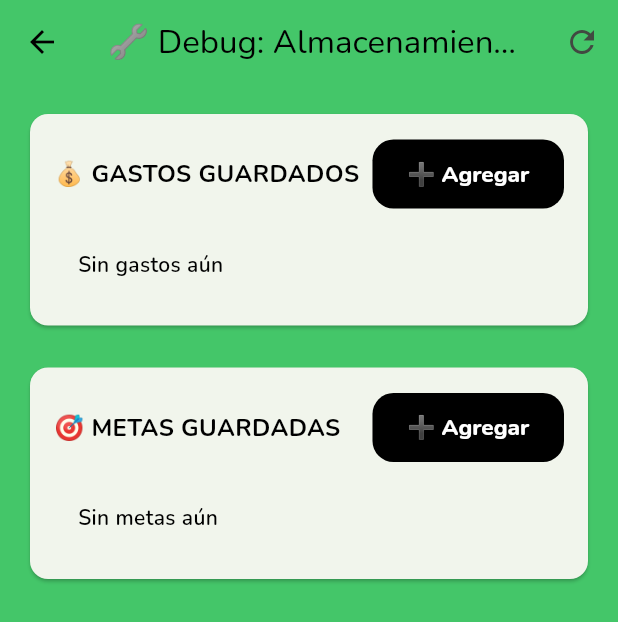
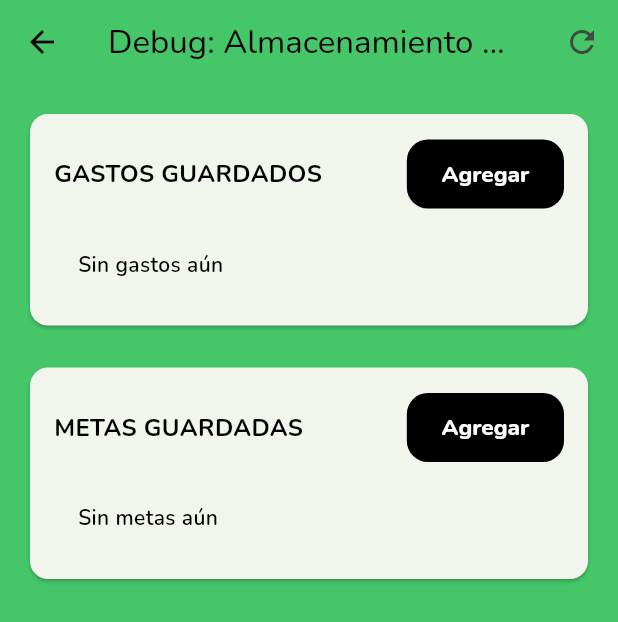
Before and after one commit to ISIS3510-202610-Team21/spendant_flutter, a Flutter app: the DebugStorageScreen screen opened directly, on a phone screen of 412 x 824 dp. Shown: the top 622 px of the screen. Run offline on Flutter 3.47's test engine with Material 3 defaults, Android fonts, the phone set to English and light mode, and no system bars; our stand-ins replace file_picker, flutter_svg, geocoding, google_fonts, google_maps_flutter, hive and 5 more; missing offline and left inert: exif, google_mlkit_text_recognition, syncfusion_flutter_pdf; accounts and stored records are empty.

```diff
--- a/lib/main.dart
+++ b/lib/main.dart
@@ -9,9 +9,9 @@ void main() async {
   // Initialize local storage with Hive (with error handling)
   try {
     await LocalStorageService.init();
-    print('✅ LocalStorageService inicializado correctamente');
+    print('LocalStorageService inicializado correctamente');
   } catch (e) {
-    print('❌ Error inicializando LocalStorageService: $e');
+    print('Error inicializando LocalStorageService: $e');
   }
 
   runApp(const SpendAntApp());
--- a/lib/src/screens/debug_storage_screen.dart
+++ b/lib/src/screens/debug_storage_screen.dart
@@ -47,7 +47,7 @@ class _DebugStorageScreenState extends State<DebugStorageScreen> {
     await storage.saveExpense(expense);
     _refresh();
     ScaffoldMessenger.of(context).showSnackBar(
-      const SnackBar(content: Text('✅ Gasto de prueba guardado')),
+      const SnackBar(content: Text('Gasto de prueba guardado')),
     );
   }
 
@@ -65,7 +65,7 @@ class _DebugStorageScreenState extends State<DebugStorageScreen> {
     await storage.saveGoal(goal);
     _refresh();
     ScaffoldMessenger.of(context).showSnackBar(
-      const SnackBar(content: Text('✅ Meta de prueba guardada')),
+      const SnackBar(content: Text('Meta de prueba guardada')),
     );
   }
 
@@ -73,7 +73,7 @@ class _DebugStorageScreenState extends State<DebugStorageScreen> {
   Widget build(BuildContext context) {
     return Scaffold(
       appBar: AppBar(
-        title: const Text('🔧 Debug: Almacenamiento Local'),
+        title: const Text('Debug: Almacenamiento Local'),
         actions: [
           IconButton(
             icon: const Icon(Icons.refresh),
@@ -97,7 +97,7 @@ class _DebugStorageScreenState extends State<DebugStorageScreen> {
                       mainAxisAlignment: MainAxisAlignment.spaceBetween,
                       children: [
                         const Text(
-                          '💰 GASTOS GUARDADOS',
+                          'GASTOS GUARDADOS',
                           style: TextStyle(
                             fontSize: 16,
                             fontWeight: FontWeight.bold,
@@ -105,7 +105,7 @@ class _DebugStorageScreenState extends State<DebugStorageScreen> {
                         ),
                         ElevatedButton(
                           onPressed: _addTestExpense,
-                          child: const Text('➕ Agregar'),
+                          child: const Text('Agregar'),
                         ),
                       ],
                     ),
@@ -144,7 +144,7 @@ class _DebugStorageScreenState extends State<DebugStorageScreen> {
                                           ),
                                         ),
                                         Text(
-                                          exp.isSynced ? '☁️' : '📱',
+                                          exp.isSynced ? 'Nube' : 'Local',
                                           style: TextStyle(
                                             color: exp.isSynced
                                                 ? Colors.green
@@ -186,7 +186,7 @@ class _DebugStorageScreenState extends State<DebugStorageScreen> {
                       mainAxisAlignment: MainAxisAlignment.spaceBetween,
                       children: [
                         const Text(
-                          '🎯 METAS GUARDADAS',
+                          'METAS GUARDADAS',
                           style: TextStyle(
                             fontSize: 16,
                             fontWeight: FontWeight.bold,
@@ -194,7 +194,7 @@ class _DebugStorageScreenState extends State<DebugStorageScreen> {
                         ),
                         ElevatedButton(
                           onPressed: _addTestGoal,
-                          child: const Text('➕ Agregar'),
+                          child: const Text('Agregar'),
                         ),
                       ],
                     ),
@@ -234,7 +234,7 @@ class _DebugStorageScreenState extends State<DebugStorageScreen> {
                                           ),
                                         ),
                                         Text(
-                                          goal.isSynced ? '☁️' : '📱',
+                                          goal.isSynced ? 'Nube' : 'Local',
                                           style: TextStyle(
                                             color: goal.isSynced
                                                 ? Colors.green
```
